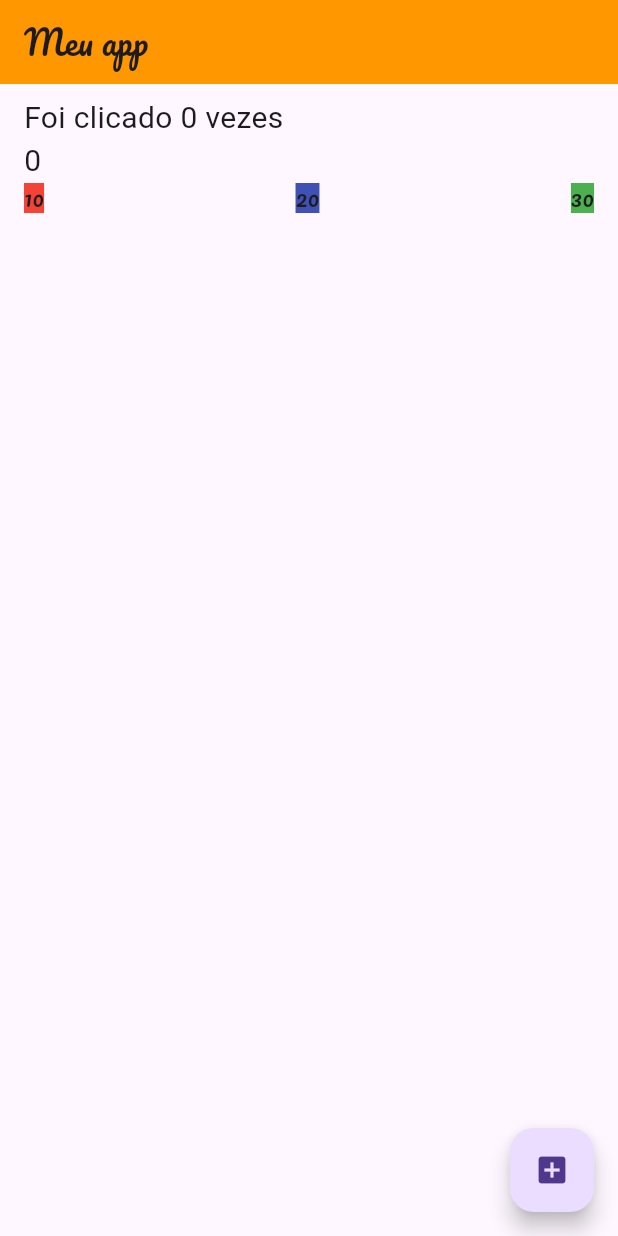
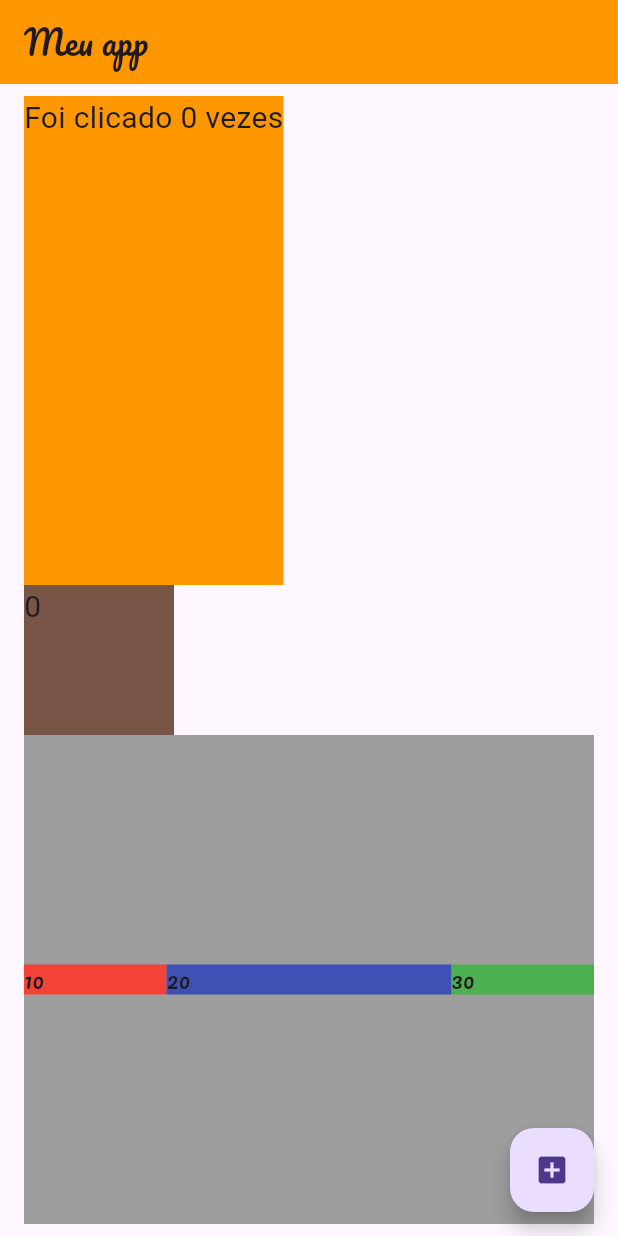
Before and after one commit to GustavoCanuto/Flutter, a Flutter app: the screen it shows after launch, on a phone screen of 412 x 824 dp. Run offline on Flutter 3.47's test engine with Material 3 defaults, Android fonts, the light colour scheme and no system bars; our stand-ins replace google_fonts; Roboto replaces fonts that are missing (Acme).

Commit message:
feat: sizedbox and expanded

```diff
--- a/myapp/lib/pages/home_page.dart
+++ b/myapp/lib/pages/home_page.dart
@@ -31,21 +31,52 @@ class _HomePageState extends State<HomePage> {
           mainAxisAlignment: MainAxisAlignment.start,
           children: [
 
-              Text("Foi clicado $quantidadeDeCliques vezes",
+              Expanded(
+                child: Container(
+                  color: Colors.orange,
+                  child: Text("Foi clicado $quantidadeDeCliques vezes",
                   style: GoogleFonts.acme(fontSize: 20),
+                  ),
+                ),
               ),
 
 
-              Text(numeroGerado.toString(),
+              SizedBox(
+                width: 100,
+                height: 100,
+                child: Container(
+                  color: Colors.brown,
+                  child: Text(numeroGerado.toString(),
                   style: GoogleFonts.acme(fontSize: 20),
                   ),
-           Row(
+                ),
+              ),
+
+
+           Expanded(
+             child: Container(
+              color: Colors.grey,
+               child: Row(
                 mainAxisAlignment: MainAxisAlignment.spaceBetween,
                 children: [
+                 Expanded(
+                  flex: 1,
+                   child:
                      Container(color: Colors.red, child: Text("10")),
+                 ),
+                Expanded(
+                  flex: 2,
+                  child:
                  Container(color: Colors.indigo,child: Text("20")),
+                ),
+                     Expanded(
+                  flex: 1,
+                  child:
                  Container(color: Colors.green,child: Text("30")),
+                     ),
                 ],
+                ),
+             ),
            )
           ],
         ),
```
Lines whose indentation alone changed are shown as unchanged.
